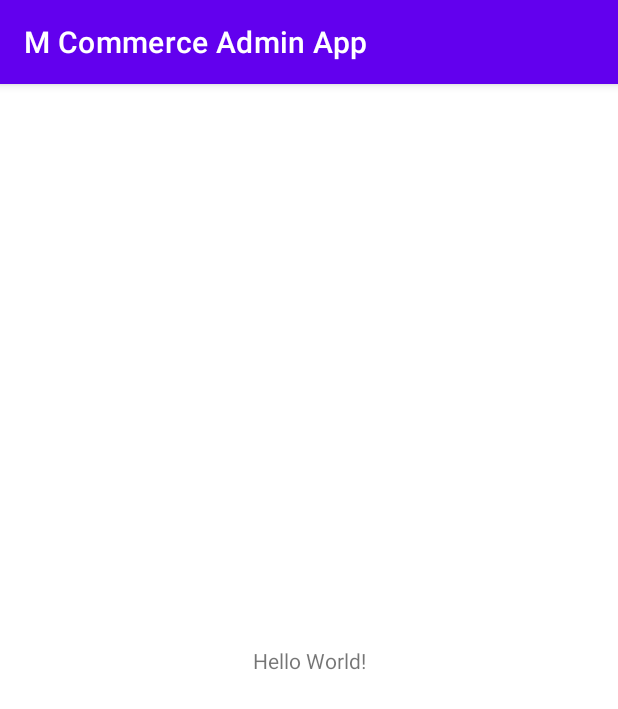
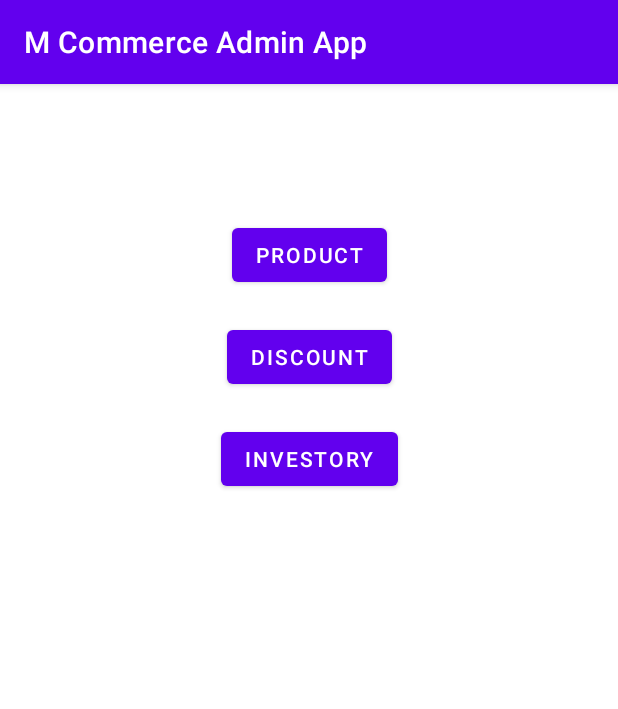
Before and after one commit to AyaHassanAbdelghany/Saw2na-Admin, an Android app: the screen it shows after launch (MainActivity), on a phone screen of 412 x 824 dp. Shown: the top 709 px of the screen. Run offline under Robolectric (Android 15) with nearby library versions, the phone set to English and light mode, and no system bars.

Commit message:
create home screen

```diff
--- a/app/src/main/res/layout/activity_main.xml
+++ b/app/src/main/res/layout/activity_main.xml
@@ -6,13 +6,37 @@
     android:layout_height="match_parent"
     tools:context=".MainActivity">
 
-    <TextView
+    <Button
+        android:text="Product"
+        android:id="@+id/productsBtn"
+        app:layout_constraintTop_toTopOf="parent"
+        app:layout_constraintStart_toStartOf="parent"
+        app:layout_constraintEnd_toEndOf="parent"
         android:layout_width="wrap_content"
-        android:layout_height="wrap_content"
-        android:text="Hello World!"
-        app:layout_constraintBottom_toBottomOf="parent"
-        app:layout_constraintLeft_toLeftOf="parent"
-        app:layout_constraintRight_toRightOf="parent"
-        app:layout_constraintTop_toTopOf="parent" />
+        android:layout_marginTop="90dp"
+        android:layout_height="wrap_content">
 
+    </Button>
+    <Button
+        android:text="Discount"
+        android:id="@+id/discountsBtn"
+        android:layout_marginTop="20dp"
+        app:layout_constraintTop_toBottomOf="@id/productsBtn"
+        app:layout_constraintStart_toStartOf="parent"
+        app:layout_constraintEnd_toEndOf="parent"
+        android:layout_width="wrap_content"
+        android:layout_height="wrap_content">
+
+    </Button>
+    <Button
+        android:text="Investory"
+        android:id="@+id/investoryBtn"
+        android:layout_marginTop="20dp"
+        app:layout_constraintTop_toBottomOf="@id/discountsBtn"
+        app:layout_constraintStart_toStartOf="parent"
+        app:layout_constraintEnd_toEndOf="parent"
+        android:layout_width="wrap_content"
+        android:layout_height="wrap_content">
+
+    </Button>
 </androidx.constraintlayout.widget.ConstraintLayout>
```
Also changed, not shown: app/src/main/java/com/example/mcommerceadminapp/MainActivity.kt (line endings or trailing spaces).
